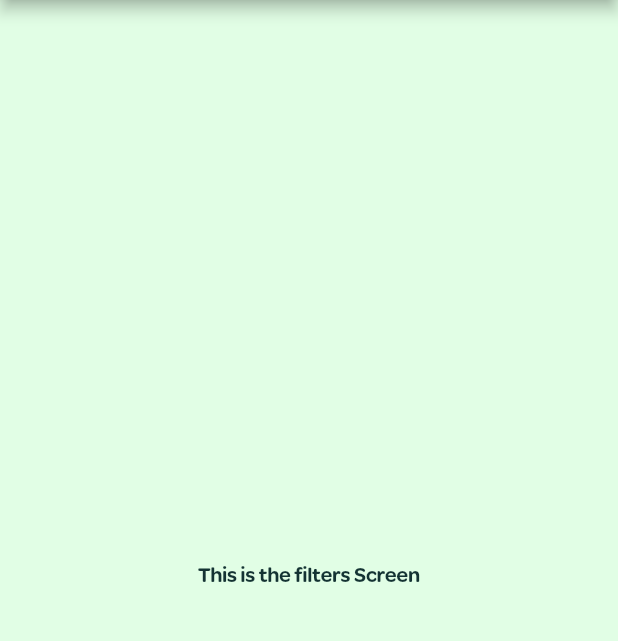
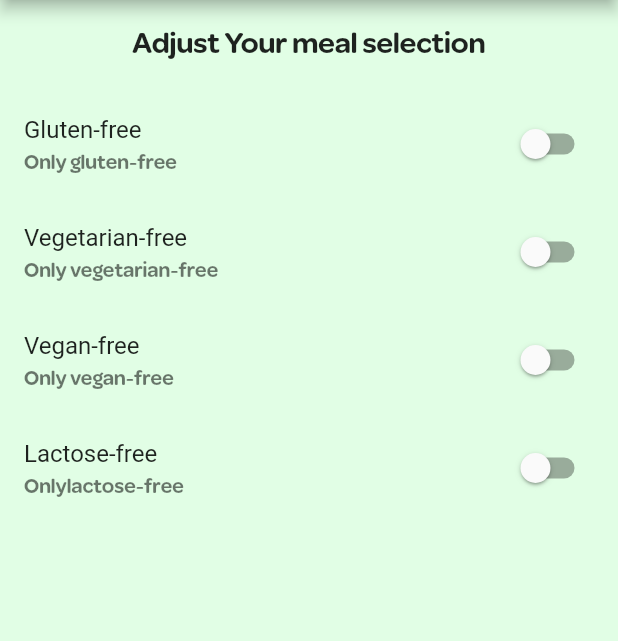
Before and after one commit to Latix/Quiz, a Flutter app: the FiltersScreen screen opened by its route, on a phone screen of 412 x 824 dp, the part 84-725 px from its top. Run offline on Flutter 3.47's test engine with Material 2 defaults, Android fonts, the phone set to English and light mode, and no system bars.

Commit message:
Added toggle Buttons for filtering

```diff
--- a/lib/screens/filters_screen.dart
+++ b/lib/screens/filters_screen.dart
@@ -1,7 +1,30 @@
 import 'package:flutter/material.dart';
 import '../widgets/main_drawer.dart';
-class FiltersScreen extends StatelessWidget {
+class FiltersScreen extends StatefulWidget {
   static const routeName = '/filters';
+
+  @override
+  _FiltersScreenState createState() => _FiltersScreenState();
+}
+
+class _FiltersScreenState extends State<FiltersScreen> {
+  bool _glutenFree = false;
+  bool _vegetarian = false;
+  bool _vegan      = false;
+  bool _lactoseFree= false;
+
+  Widget _buildSwitchListTile (
+    String title,
+    String description,
+    bool currentValue,
+    Function updateValue) {
+    return SwitchListTile(
+                title: Text(title),
+                value: currentValue,
+                subtitle: Text(description),
+                onChanged: updateValue,
+              );
+  }
   @override
   Widget build(BuildContext context) {
     return Scaffold(
@@ -9,10 +32,44 @@ class FiltersScreen extends StatelessWidget {
         title: Text('Filter'),
       ),
       drawer: MainDrawer(),
-      body: Center(
-      child:
-      Text('This is the filters Screen'),
-      ),
+      body: Column(children: <Widget>[
+        Container(
+          padding: EdgeInsets.all(20),
+          child: Text('Adjust Your meal selection',
+            style: Theme.of(context).textTheme.title,
+          ),
+        ),
+        Expanded(
+          child: ListView(
+            children: <Widget>[
+              _buildSwitchListTile('Gluten-free', 'Only gluten-free', _glutenFree, (val) {
+                  setState(() {
+                    _glutenFree = val;
+                  });
+                },
+              ),
+              _buildSwitchListTile('Vegetarian-free', 'Only vegetarian-free', _vegetarian, (val) {
+                  setState(() {
+                    _vegetarian = val;
+                  });
+                },
+              ),
+              _buildSwitchListTile('Vegan-free', 'Only vegan-free', _vegan, (val) {
+                  setState(() {
+                    _vegan = val;
+                  });
+                },
+              ),
+              _buildSwitchListTile('Lactose-free', 'Onlylactose-free', _lactoseFree, (val) {
+                  setState(() {
+                    _lactoseFree = val;
+                  });
+                },
+              ),
+            ],
+          ),
+        ),
+      ],),
     );
   }
 }
--- a/lib/screens/meal_detail_screen.dart
+++ b/lib/screens/meal_detail_screen.dart
@@ -71,6 +71,12 @@ class MealDetailScreen extends StatelessWidget {
           ],
         ),
       ),
+      floatingActionButton: FloatingActionButton(
+        child: Icon(Icons.delete),
+        onPressed: () {
+          Navigator.of(context).pop(mealId);
+        },
+      ),
     );
   }
 }
```
Also changed, not shown: lib/screens/category_meals_screen.dart (+45 -19 lines), lib/widgets/meal_item.dart (+8 -2 lines).
